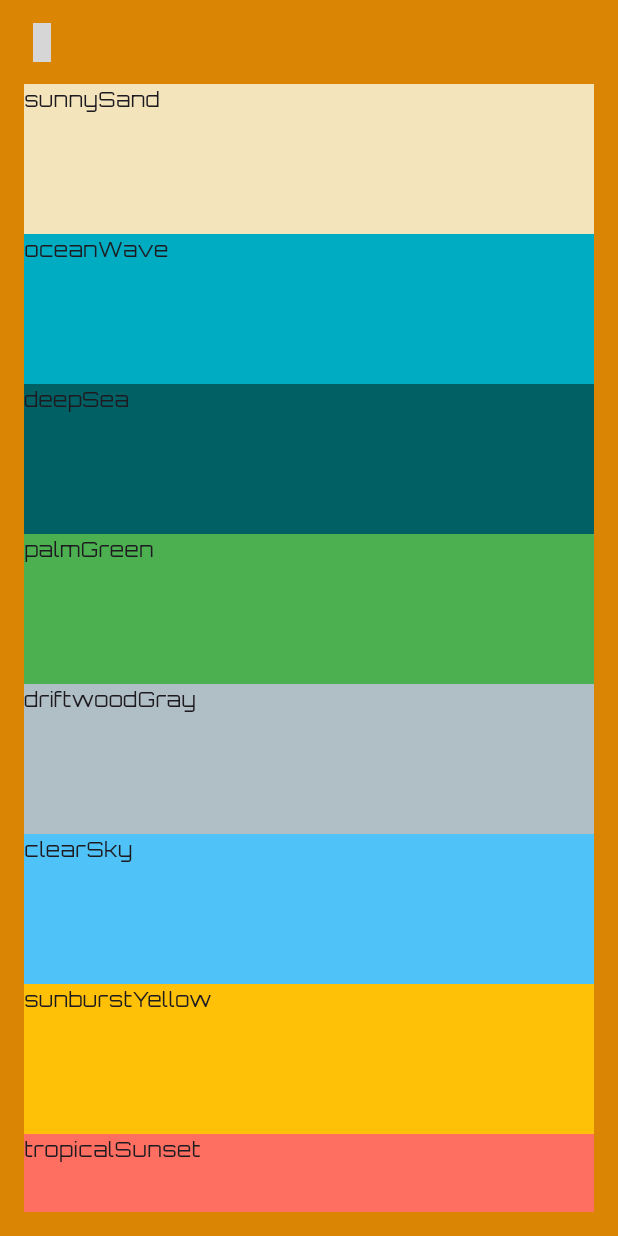
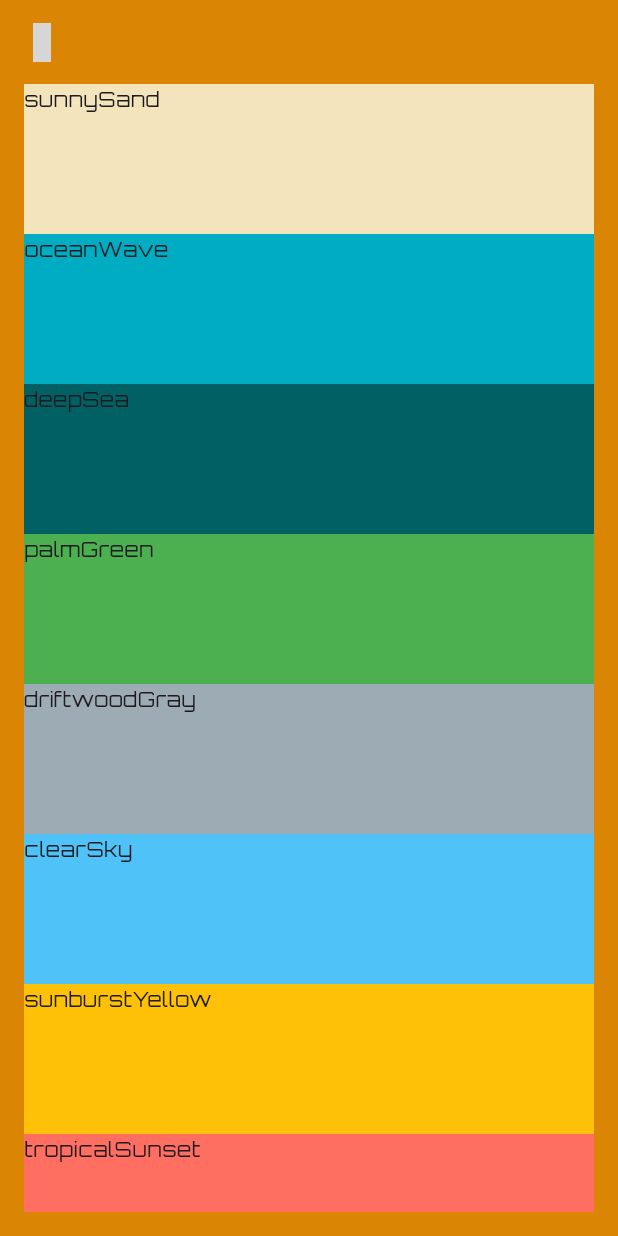
Before and after one commit to vitting/silkeborgcano, a Flutter app: the ColorsScreen screen opened by its route, on a phone screen of 412 x 824 dp. Run offline on Flutter 3.47's test engine with Material 3 defaults, Android fonts, the phone set to English and light mode, and no system bars; our stand-ins replace gap, get_it, go_router, google_fonts, material_symbols_icons, objectbox and 1 more; generated files the repository leaves out were written again; grey boxes are pictures that could not be loaded.

Commit message:
feat: Refactor BenchedPlayersTile and MatchListTile components for improved UI and color scheme

```diff
--- a/lib/screens/match_round_screen/match_list_tile_area.dart
+++ b/lib/screens/match_round_screen/match_list_tile_area.dart
@@ -32,7 +32,7 @@ class MatchListTileArea extends StatelessWidget {
               child: Ink(
                 padding: EdgeInsets.all(8),
                 decoration: BoxDecoration(
-                  color: AppColors.tropicalSunset,
+                  color: AppColors.matchTileArea1Background,
                   borderRadius: BorderRadius.only(bottomLeft: Radius.circular(8)),
                 ),
                 child: Column(
@@ -60,7 +60,7 @@ class MatchListTileArea extends StatelessWidget {
               child: Ink(
                 padding: EdgeInsets.all(8),
                 decoration: BoxDecoration(
-                  color: AppColors.deepSea,
+                  color: AppColors.matchTileArea2Background,
                   borderRadius: BorderRadius.only(bottomRight: Radius.circular(8)),
                 ),
                 child: Column(
--- a/lib/standards/app_colors.dart
+++ b/lib/standards/app_colors.dart
@@ -7,11 +7,15 @@ class AppColors {
   static const Color textColorInverse = black;
   static const Color tileBackground = volleyballOrange;
   static const Color tileSelectedBackground = Color.fromARGB(255, 237, 143, 1);
-  static const Color floatingActionButton = deepSea;
+  static const Color floatingActionButton = clearSky;
   static const Color scaffoldBackgroundColor = tangerineOrange;
   static const Color checkboxSelectedBackground = deepSea;
   static const Color radioSelectedBackground = deepSea;
   static const Color iconDisabled = Color.fromARGB(176, 255, 255, 255);
+  static const Color playerCardHeader = volleyballOrange;
+  static const Color benchedPlayerCardBackground = coralPink;
+  static const Color matchTileArea1Background = oceanWave;
+  static const Color matchTileArea2Background = deepSea;
 
   static const Color white = Colors.white;
   static const Color black = Colors.black;
@@ -22,7 +26,7 @@ class AppColors {
   static const Color deepSea = Color(0xFF006064);
   static const Color deepSea1 = Color.fromARGB(255, 0, 145, 150);
   static const Color palmGreen = Color(0xFF4CAF50);
-  static const Color driftwoodGray = Color(0xFFB0BEC5);
+  static const Color driftwoodGray = Color.fromARGB(255, 157, 172, 180);
 
   // Sky & Sun Inspired Colors
   static const Color clearSky = Color(0xFF4FC3F7);
@@ -33,7 +37,7 @@ class AppColors {
   static const Color volleyballOrange = Color(0xFFFF9800);
 
   // Accent Colors
-  static const Color coralPink = Color(0xFFF06292);
+  static const Color coralPink = Color.fromARGB(255, 192, 79, 117);
 
   static const Color tangerineOrange = Color.fromARGB(255, 218, 133, 4);
 }
```
Also changed, not shown: lib/screens/match_round_screen/benched_players_tile.dart (+9 -9 lines), lib/screens/match_round_screen/match_list_tile.dart (+5 -2 lines).
